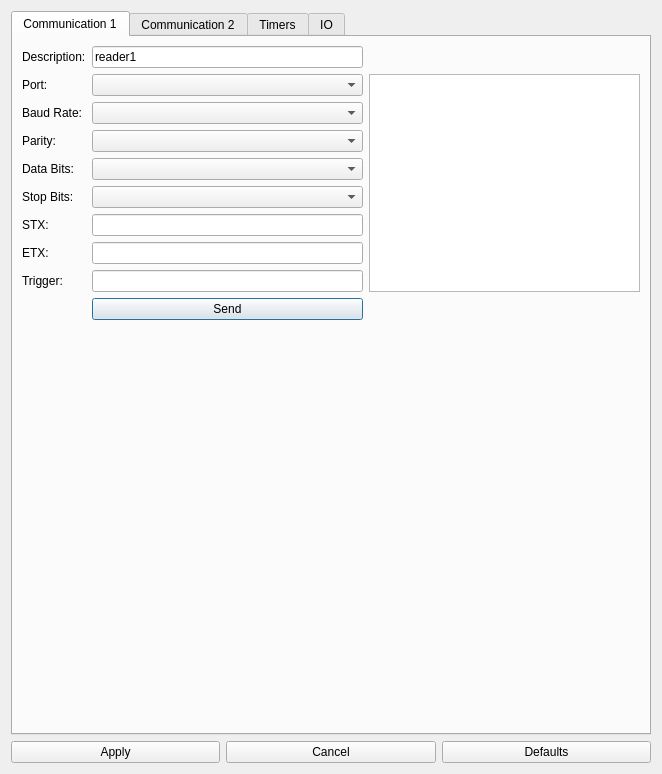
First picture: the form in src/gui/SettingsWindow.ui, repository orkiman/MachineController, before the edit.
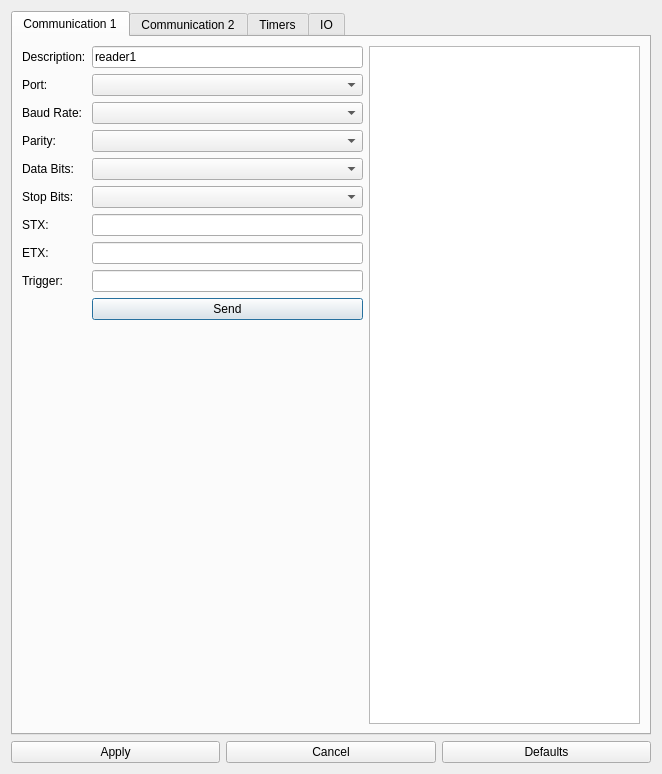
Second picture: the form after the edit.

```diff
--- a/src/gui/SettingsWindow.ui
+++ b/src/gui/SettingsWindow.ui
@@ -58,9 +58,6 @@
        <item row="1" column="1">
         <widget class="QComboBox" name="portName1ComboBox"/>
        </item>
-       <item row="1" column="2" rowspan="8">
-        <widget class="QTextEdit" name="textEdit"/>
-       </item>
        <item row="2" column="0">
         <widget class="QLabel" name="label_2">
          <property name="text">
@@ -151,6 +148,9 @@
          </property>
         </spacer>
        </item>
+       <item row="0" column="2" rowspan="11">
+        <widget class="QTextEdit" name="textEdit"/>
+       </item>
       </layout>
      </widget>
      <widget class="QWidget" name="communicationTab2">
```
Left out of the diff: 6 changed lines with no effect on the pictures.
